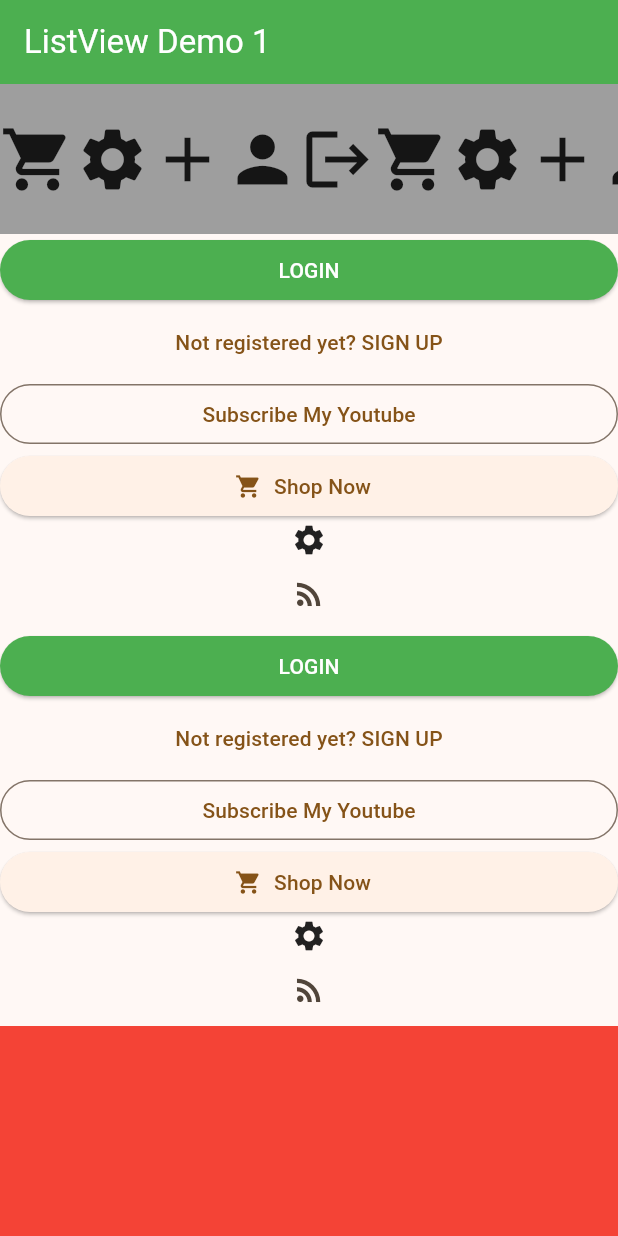
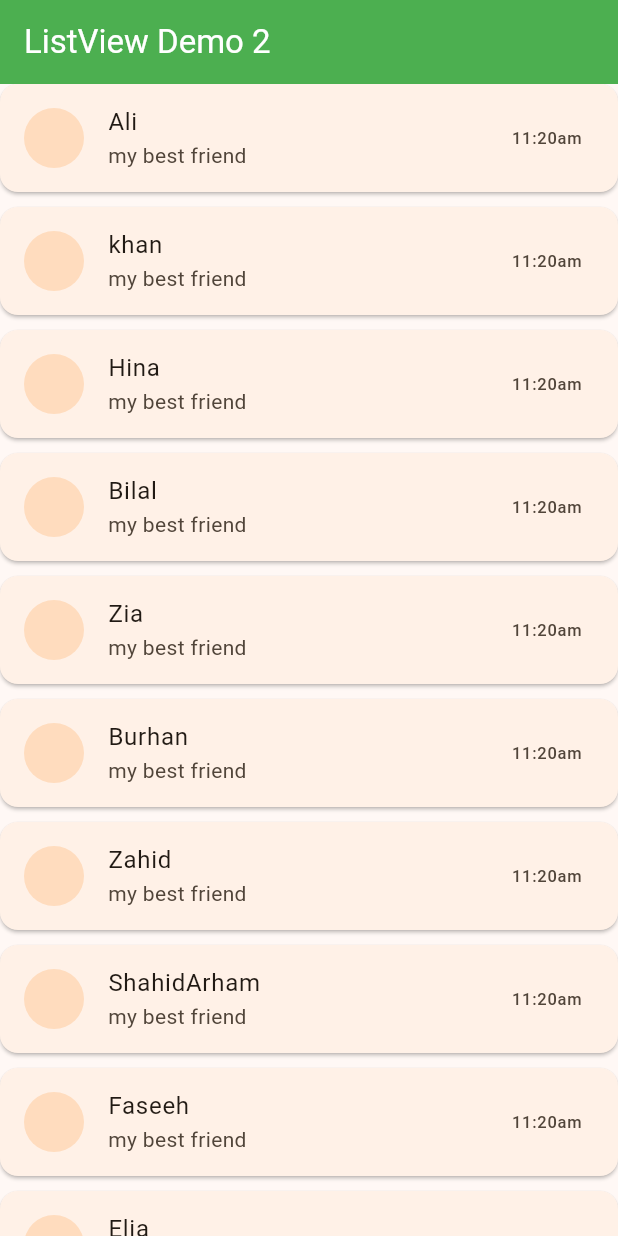
Before and after one commit to abidroid/akti_batch4_flutter, a Flutter app: the screen it shows after launch, on a phone screen of 412 x 824 dp. Run offline on Flutter 3.47's test engine with Material 3 defaults, Android fonts, the phone set to English and light mode, and no system bars.

Commit message:
listview builder hard coded

```diff
--- a/lib/main.dart
+++ b/lib/main.dart
@@ -1,6 +1,7 @@
 import 'package:akti_batch4_flutter/screens/button_demo_screen.dart';
 import 'package:akti_batch4_flutter/screens/first_screen.dart';
 import 'package:akti_batch4_flutter/screens/listview_demo1_screen.dart';
+import 'package:akti_batch4_flutter/screens/listview_demo2_screen.dart';
 import 'package:akti_batch4_flutter/screens/second_screen.dart';
 import 'package:akti_batch4_flutter/screens/stack_demo_screen.dart';
 import 'package:akti_batch4_flutter/screens/third_screen.dart';
@@ -23,7 +24,7 @@ class MyApp extends StatelessWidget {
         colorScheme: ColorScheme.fromSeed(seedColor: Colors.orange),
         useMaterial3: true,
       ),
-      home: const ListviewDemo1Screen(), // launcher screen
+      home: const ListviewDemo2Screen(), // launcher screen
     );
   }
 }
--- /dev/null
+++ b/lib/screens/listview_demo2_screen.dart
@@ -0,0 +1,48 @@
+import 'package:flutter/material.dart';
+
+class ListviewDemo2Screen extends StatelessWidget {
+  const ListviewDemo2Screen({super.key});
+
+  @override
+  Widget build(BuildContext context) {
+
+    // hard coded data
+    List<String> friendList = [
+      'Ali',
+      "khan",
+      "Hina",
+      "Bilal",
+      "Zia",
+      "Burhan",
+      "Zahid",
+      "Shahid"
+      "Arham",
+      "Faseeh",
+      "Elia"
+    ];
+
+    return Scaffold(
+      appBar: AppBar(
+        backgroundColor: Colors.green,
+        foregroundColor: Colors.white,
+        title: const Text("ListView Demo 2"),
+      ),
+      body: ListView.builder(
+          itemCount: friendList.length,
+          itemBuilder: (BuildContext context, int index) {
+            // item
+
+            return Card(
+              margin: EdgeInsets.only(bottom: 10),
+              child:  ListTile(
+                leading: CircleAvatar(),
+                title: Text(friendList[index]),
+                subtitle: Text('my best friend'),
+                trailing: Text('11:20am'),
+                onTap: (){},
+              ),
+            );
+          }),
+    );
+  }
+}
```
